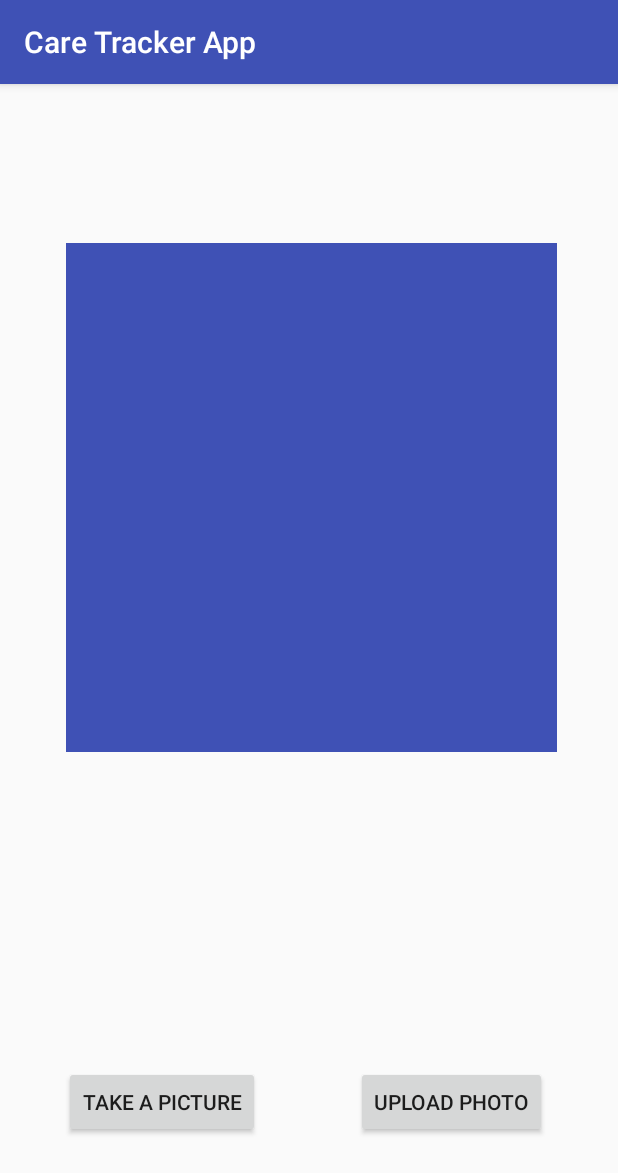
After one commit to sarakv/CareTrackerApp, an Android app: the Camera2 screen opened directly, with no data from a screen before it, on a phone screen of 412 x 824 dp. The commit adds this screen. Shown: the top 1173 px of the screen. Run offline under Robolectric (Android 15) with nearby library versions, the phone set to English and light mode, and no system bars.

Commit message:
Uploaded by Pedro.

```diff
--- a/app/build.gradle
+++ b/app/build.gradle
@@ -40,4 +40,6 @@ dependencies {
         exclude group: 'org.apache.httpcomponents'
         exclude group: 'com.google.code.findbugs'
     }
+
+    compile 'com.google.android.gms:play-services-drive:11.6.0'
 }
--- a/app/src/main/AndroidManifest.xml
+++ b/app/src/main/AndroidManifest.xml
@@ -21,6 +21,7 @@
             </intent-filter>
         </activity>
         <activity android:name=".Camera2"></activity>
+        <activity android:name=".uploader"></activity>
     </application>
 
 </manifest>
--- /dev/null
+++ b/app/src/main/java/cs246/sara/caretrackerapp/Camera2.java
@@ -0,0 +1,86 @@
+package cs246.sara.caretrackerapp;
+
+import android.content.Intent;
+import android.graphics.Bitmap;
+import android.provider.MediaStore;
+import android.support.v7.app.AppCompatActivity;
+import android.os.Bundle;
+import android.view.View;
+import android.widget.Button;
+import android.widget.ImageView;
+import android.widget.Toast;
+
+
+
+public class Camera2 extends AppCompatActivity {
+
+    // Values for the actions
+    public static final int CAMERA_REQUEST = 10;
+
+    // Get the variable to hold the picture
+    private ImageView imgPhoto;
+
+    // Get the photo
+    public Bitmap cameraImage;
+
+    // The new button
+    private Button uploadButton;
+
+    @Override
+    protected void onCreate(Bundle savedInstanceState) {
+        super.onCreate(savedInstanceState);
+        setContentView(R.layout.activity_camera2);
+
+        // Get access to the image view
+        imgPhoto = (ImageView) findViewById(R.id.photo);
+    }
+
+    public void takePhoto(View v) {
+
+        // A toast to confirm that the camera has started
+        Toast.makeText(this, "clicked", Toast.LENGTH_LONG).show();
+
+        // An intent to start the camera (the system camera by default)
+        Intent cameraIntent = new Intent(MediaStore.ACTION_IMAGE_CAPTURE);
+        // Start the camera
+        startActivityForResult(cameraIntent, CAMERA_REQUEST);
+    }
+
+    @Override
+    protected void onActivityResult(int requestCode, int resultCode, Intent data) {
+        super.onActivityResult(requestCode, resultCode, data);
+
+        if (resultCode == RESULT_OK) {
+            if (requestCode == CAMERA_REQUEST) {
+
+                // Put the photo into a bitmap variable
+                cameraImage = (Bitmap) data.getExtras().get("data");
+
+                // Draw the photo on the image view (The blue square)
+                imgPhoto.setImageBitmap(cameraImage);
+            }
+        }
+
+        // Start the call
+        uploadPhoto();
+    }
+
+    public void uploadPhoto() {
+
+        // Assign the button to the view
+        uploadButton = (Button) findViewById(R.id.button2);
+
+        // Add event listener (onClick)
+        uploadButton.setOnClickListener(new View.OnClickListener() {
+            @Override
+            public void onClick(View v) {
+
+                // New activity
+                Intent uploader = new Intent(Camera2.this, uploader.class);
+
+                // Start the activity
+                startActivity(uploader);
+            }
+        });
+    }
+}
--- /dev/null
+++ b/app/src/main/res/layout/activity_camera2.xml
@@ -0,0 +1,59 @@
+<?xml version="1.0" encoding="utf-8"?>
+<android.support.constraint.ConstraintLayout xmlns:android="http://schemas.android.com/apk/res/android"
+    xmlns:app="http://schemas.android.com/apk/res-auto"
+    xmlns:tools="http://schemas.android.com/tools"
+    android:layout_width="match_parent"
+    android:layout_height="match_parent"
+    tools:context="cs246.sara.caretrackerapp.Camera">
+
+    <Button
+        android:id="@+id/button"
+        android:layout_width="wrap_content"
+        android:layout_height="wrap_content"
+        android:layout_marginBottom="8dp"
+        android:layout_marginEnd="8dp"
+        android:layout_marginStart="8dp"
+        android:layout_marginTop="8dp"
+        android:onClick="takePhoto"
+        android:text="@string/take_a_picture"
+        app:layout_constraintBottom_toBottomOf="parent"
+        app:layout_constraintEnd_toEndOf="parent"
+        app:layout_constraintHorizontal_bias="0.131"
+        app:layout_constraintStart_toStartOf="parent"
+        app:layout_constraintTop_toTopOf="parent"
+        app:layout_constraintVertical_bias="0.919" />
+
+    <ImageView
+        android:id="@+id/photo"
+        android:layout_width="327dp"
+        android:layout_height="339dp"
+        android:layout_marginBottom="8dp"
+        android:layout_marginEnd="8dp"
+        android:layout_marginStart="8dp"
+        android:layout_marginTop="8dp"
+        android:contentDescription="@string/image_display"
+        app:layout_constraintBottom_toBottomOf="parent"
+        app:layout_constraintEnd_toEndOf="parent"
+        app:layout_constraintHorizontal_bias="0.521"
+        app:layout_constraintStart_toStartOf="parent"
+        app:layout_constraintTop_toTopOf="parent"
+        app:layout_constraintVertical_bias="0.237"
+        app:srcCompat="@color/colorPrimary" />
+
+    <Button
+        android:id="@+id/button2"
+        android:layout_width="wrap_content"
+        android:layout_height="wrap_content"
+        android:layout_marginBottom="8dp"
+        android:layout_marginEnd="8dp"
+        android:layout_marginStart="8dp"
+        android:layout_marginTop="8dp"
+        android:text="@string/upload_photo"
+        app:layout_constraintBottom_toBottomOf="parent"
+        app:layout_constraintEnd_toEndOf="parent"
+        app:layout_constraintHorizontal_bias="0.853"
+        app:layout_constraintStart_toStartOf="parent"
+        app:layout_constraintTop_toTopOf="parent"
+        app:layout_constraintVertical_bias="0.919"
+        tools:ignore="OnClick" />
+</android.support.constraint.ConstraintLayout>
--- a/app/src/main/res/layout/activity_main.xml
+++ b/app/src/main/res/layout/activity_main.xml
@@ -20,5 +20,11 @@
         android:layout_height="wrap_content"
         android:text="TextView" />
 
+    <Button
+        android:id="@+id/cameraButton"
+        android:layout_width="match_parent"
+        android:layout_height="wrap_content"
+        android:text="Test the camera" />
+
 
 </LinearLayout>
--- a/app/src/main/res/values/strings.xml
+++ b/app/src/main/res/values/strings.xml
@@ -4,4 +4,5 @@
     <string name="take_a_picture">take a picture</string>
     <string name="server_client_id">148905310426-e3h28vqnj6nu4p6ig5gg060ed3l4p4mr.apps.googleusercontent.com</string>
     <string name="value_input_option">RAW</string>
+    <string name="upload_photo">Upload photo</string>
 </resources>
```
Also changed, not shown: app/src/main/java/cs246/sara/caretrackerapp/MainActivity.java (+23 -2 lines), app/src/main/java/cs246/sara/caretrackerapp/uploader.java (added, +177 -0 lines).
